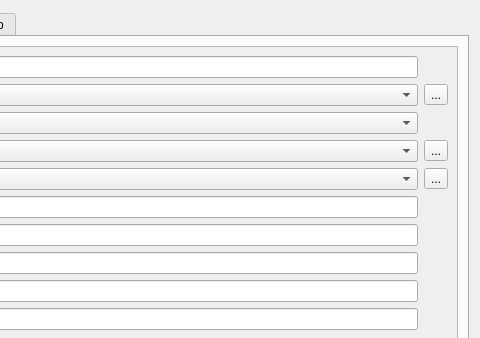
This is moduleAnagrafica/anagraficaadddialog.ui in kvsd/Gestionale as Qt 5 draws it before an edit; both pictures show x 253 to 733 and y 0 to 338 of the 733 by 438 pixel window. The edited form follows.
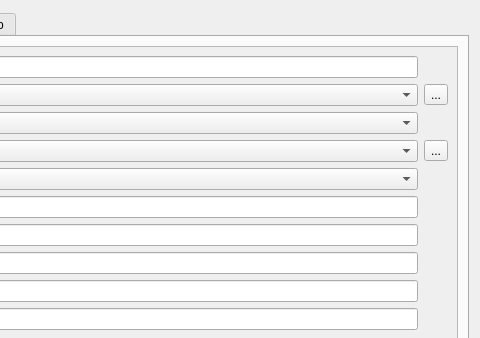
This is the edited form. The open tabs and pages were chosen to show the change.

Commit message:
Modifica al classe AnagraficaAddDialog.
*Modifica funzione membro setValue, ora gestisce in automatico tutti
 i QRadioButton
*Eliminata funzione membro prepareMap, viene gestito tutto dalla
 classe madre.
*Semplificati i controlli in checkValues.
*Eliminata funzione membro openAddStato.
*Aggiunta funzione membro checkTrasmission, modifica il dialog in base
 alla scelta del QComboBox trasmissione.

```diff
--- a/moduleAnagrafica/anagraficaadddialog.ui
+++ b/moduleAnagrafica/anagraficaadddialog.ui
@@ -304,13 +304,6 @@
                </property>
               </widget>
              </item>
-             <item row="4" column="2">
-              <widget class="QToolButton" name="staoDlgPB">
-               <property name="text">
-                <string>...</string>
-               </property>
-              </widget>
-             </item>
              <item row="2" column="0">
               <widget class="QLabel" name="label_6">
                <property name="text">
```
Left out of the diff: 39 changed lines with no effect on the pictures. The commit also changes 2 other files.
